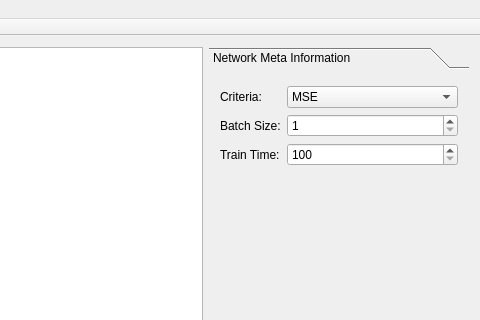
The window that NetworkEditor/mainwindow.ui (FudanDNN/FudanDNN) describes before a commit, drawn with Qt 5; both pictures show x 433 to 913 and y 0 to 320 of the 913 by 541 pixel window.
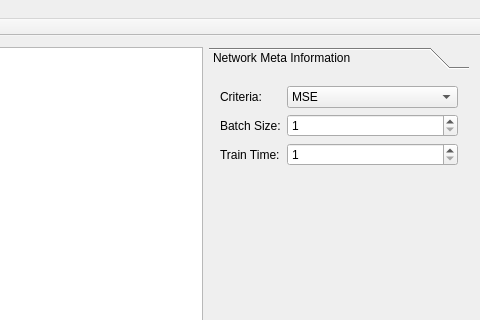
The same window after the commit.

```diff
--- a/NetworkEditor/mainwindow.ui
+++ b/NetworkEditor/mainwindow.ui
@@ -147,7 +147,7 @@
         <item row="2" column="1">
          <widget class="QSpinBox" name="networkTrainingTimesSpinBox">
           <property name="minimum">
-           <number>100</number>
+           <number>1</number>
           </property>
           <property name="maximum">
            <number>2147483647</number>
```
